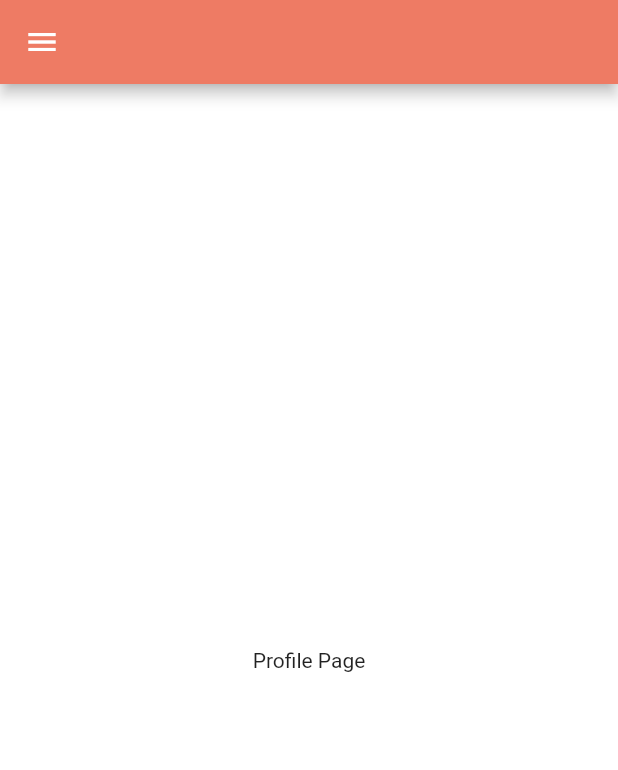
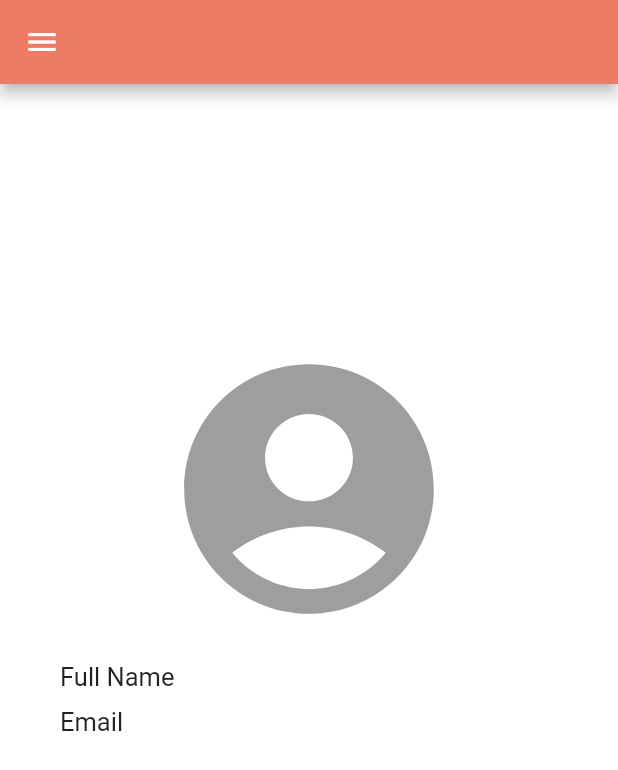
Before and after one commit to vedintech007/chat-app-flutter-firebase, a Flutter app: the ProfilePage screen opened directly, on a phone screen of 412 x 824 dp. Shown: the top 770 px of the screen. Run offline on Flutter 3.47's test engine with Material 2 defaults, Android fonts, the phone set to English and light mode, and no system bars; our stand-ins replace cloud_firestore, firebase_auth, firebase_core, shared_preferences; accounts and stored records are empty.

Commit message:
done with profile screen

```diff
--- a/lib/pages/profile/profile.dart
+++ b/lib/pages/profile/profile.dart
@@ -1,4 +1,5 @@
 import 'package:flutter/material.dart';
+import 'package:flutter_chat_app/helper/helper_function.dart';
 import 'package:flutter_chat_app/services/auth_service.dart';
 import 'package:flutter_chat_app/widgets/custom_drawer.dart';
 
@@ -12,6 +13,20 @@ class ProfilePage extends StatefulWidget {
 class _ProfilePageState extends State<ProfilePage> {
   AuthService authService = AuthService();
   String _userName = "";
+  String _email = "";
+
+  @override
+  void initState() {
+    getUserData();
+
+    super.initState();
+  }
+
+  getUserData() async {
+    await HelperFunctions.getUserLoggedInStatusFromSF().then((value) => setState(() {}));
+    await HelperFunctions.getUserEmailFromSF().then((value) => setState(() => _email = value!));
+    await HelperFunctions.getUserNameFromSF().then((value) => setState(() => _userName = value!));
+  }
 
   @override
   Widget build(BuildContext context) {
@@ -19,8 +34,46 @@ class _ProfilePageState extends State<ProfilePage> {
       appBar: AppBar(
         backgroundColor: Theme.of(context).primaryColor,
       ),
-      body: const Center(
-        child: Text("Profile Page"),
+      body: Container(
+        padding: const EdgeInsets.symmetric(horizontal: 40, vertical: 170),
+        child: Column(
+          mainAxisAlignment: MainAxisAlignment.start,
+          children: [
+            const Icon(
+              Icons.account_circle,
+              size: 200,
+              color: Colors.grey,
+            ),
+            const SizedBox(height: 15),
+            Row(
+              mainAxisAlignment: MainAxisAlignment.spaceBetween,
+              children: [
+                const Text(
+                  "Full Name",
+                  style: TextStyle(fontSize: 17),
+                ),
+                Text(
+                  _userName,
+                  style: const TextStyle(fontSize: 17),
+                ),
+              ],
+            ),
+            const SizedBox(height: 10),
+            Row(
+              mainAxisAlignment: MainAxisAlignment.spaceBetween,
+              children: [
+                const Text(
+                  "Email",
+                  style: TextStyle(fontSize: 17),
+                ),
+                Text(
+                  _email,
+                  style: const TextStyle(fontSize: 17),
+                ),
+              ],
+            ),
+          ],
+        ),
       ),
       drawer: const AppDrawer(pageName: "Profile"),
     );
```
